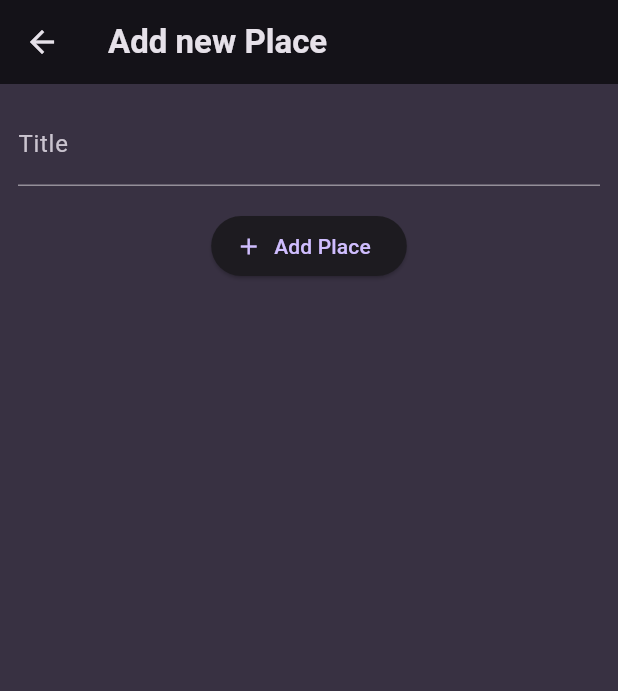
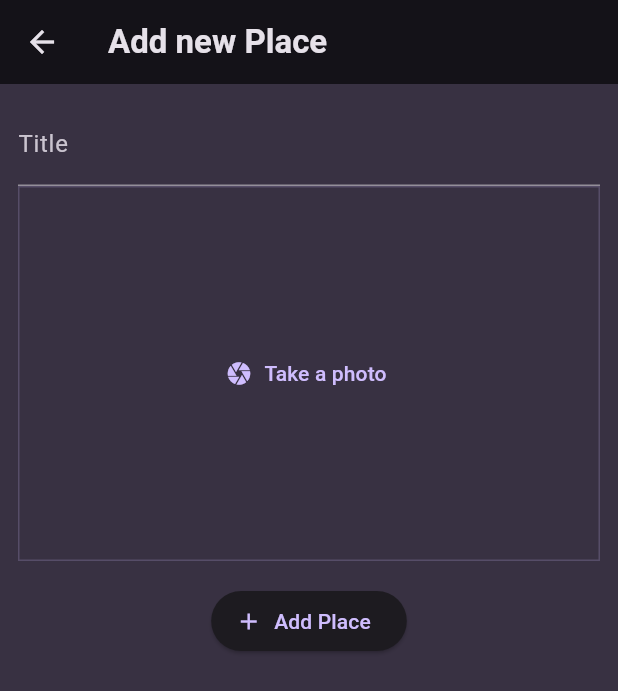
Before and after one commit to snadi043/native_device_features, a Flutter app: the AddPlaceScreen screen opened directly, on a phone screen of 412 x 824 dp. Shown: the top 691 px of the screen. Run offline on Flutter 3.47's test engine with Material 3 defaults, Android fonts, the phone set to English and light mode, and no system bars; our stand-ins replace flutter_riverpod, google_fonts.

Commit message:
Readded the input image widget files to dispaly the camera feature.

```diff
--- a/lib/screens/add_place.dart
+++ b/lib/screens/add_place.dart
@@ -2,6 +2,7 @@ import 'package:flutter/material.dart';
 import 'package:flutter_riverpod/flutter_riverpod.dart';
 
 import 'package:native_device_features/providers/user_places.dart';
+import 'package:native_device_features/widgets/image_input.dart';
 
 class AddPlaceScreen extends ConsumerStatefulWidget {
   const AddPlaceScreen({super.key});
@@ -50,6 +51,7 @@ class _AddPlaceScreenState extends ConsumerState<AddPlaceScreen> {
                 color: Theme.of(context).colorScheme.onBackground,
               ),
             ),
+            const ImageInput(),
             const SizedBox(height: 16),
             ElevatedButton.icon(
               onPressed: _savePlace,
--- /dev/null
+++ b/lib/widgets/image_input.dart
@@ -0,0 +1,32 @@
+import 'package:flutter/material.dart';
+
+class ImageInput extends StatefulWidget {
+  const ImageInput({super.key});
+
+  @override
+  State<ImageInput> createState() {
+    return _ImageInputState();
+  }
+}
+
+class _ImageInputState extends State<ImageInput> {
+  void _takePicture() {}
+  @override
+  Widget build(BuildContext context) {
+    return Container(
+      decoration: BoxDecoration(
+        border: Border.all(
+          width: 1,
+          color: Theme.of(context).colorScheme.primary.withOpacity(0.2),
+        ),
+      ),
+      height: 250,
+      width: double.infinity,
+      alignment: Alignment.center,
+      child: TextButton.icon(
+          onPressed: _takePicture,
+          icon: const Icon(Icons.camera),
+          label: const Text('Take a photo')),
+    );
+  }
+}
```
